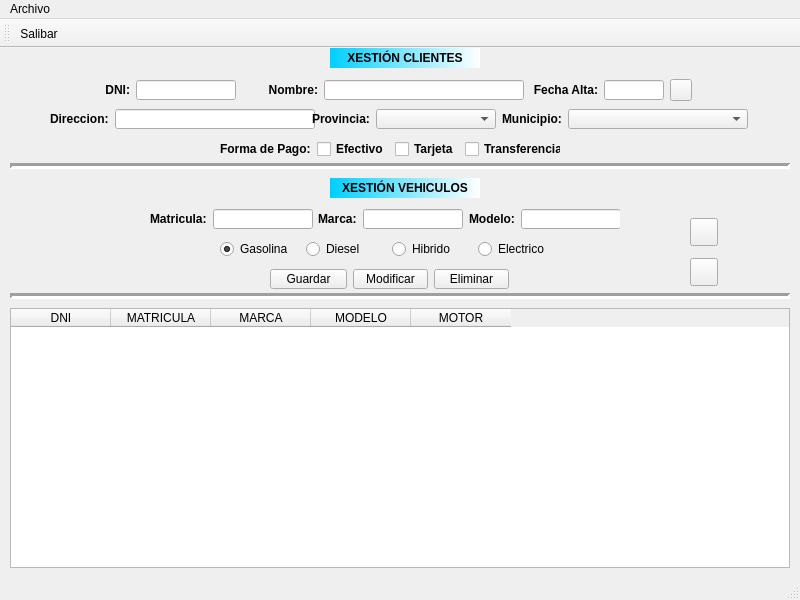
First picture: the form in QuintanaRanha/ventMain.ui, repository Martin-Quintana/Desenvolvemento-de-Interfaces, before the edit.
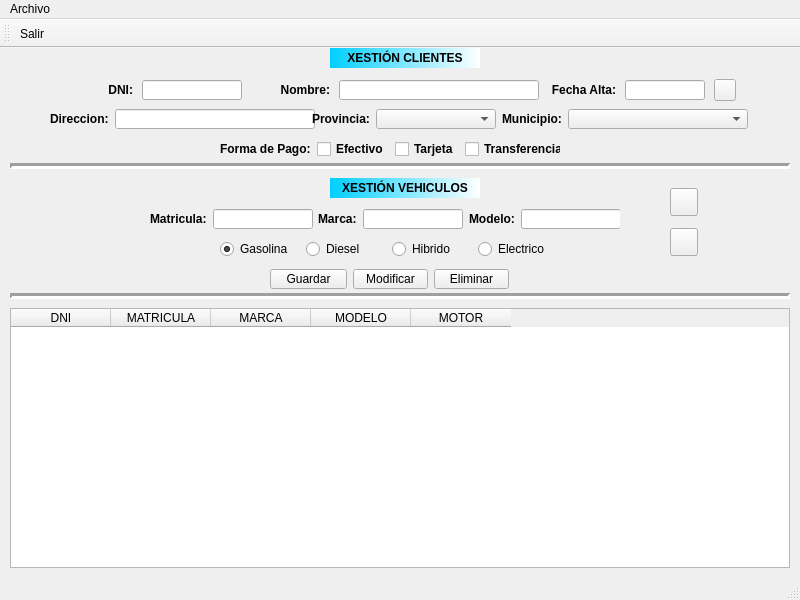
Second picture: the form after the edit. Icons and pictures are not drawn.

The edit to the form file:
```diff
--- a/QuintanaRanha/ventMain.ui
+++ b/QuintanaRanha/ventMain.ui
@@ -129,7 +129,7 @@
      <rect>
       <x>100</x>
       <y>30</y>
-      <width>594</width>
+      <width>641</width>
       <height>24</height>
      </rect>
     </property>
@@ -177,6 +177,9 @@
          <height>20</height>
         </size>
        </property>
+       <property name="autoFillBackground">
+        <bool>false</bool>
+       </property>
       </widget>
      </item>
      <item>
@@ -282,13 +285,13 @@
       <widget class="QLineEdit" name="txtFechaltacli">
        <property name="minimumSize">
         <size>
-         <width>60</width>
+         <width>80</width>
          <height>20</height>
         </size>
        </property>
        <property name="maximumSize">
         <size>
-         <width>60</width>
+         <width>80</width>
          <height>20</height>
         </size>
        </property>
@@ -692,8 +695,8 @@
    <widget class="QPushButton" name="btnLimpiacli">
     <property name="geometry">
      <rect>
-      <x>690</x>
-      <y>210</y>
+      <x>670</x>
+      <y>180</y>
       <width>28</width>
       <height>28</height>
      </rect>
@@ -727,8 +730,8 @@
    <widget class="QPushButton" name="btnBuscacli">
     <property name="geometry">
      <rect>
-      <x>690</x>
-      <y>170</y>
+      <x>670</x>
+      <y>140</y>
       <width>28</width>
       <height>28</height>
      </rect>
@@ -985,7 +988,7 @@
      <normaloff>../../../../.designer/backup/img/salida.png</normaloff>../../../../.designer/backup/img/salida.png</iconset>
    </property>
    <property name="text">
-    <string>Salibar</string>
+    <string>Salir</string>
    </property>
   </action>
  </widget>
```
Left out of the diff: 32 changed lines with no effect on the pictures.
